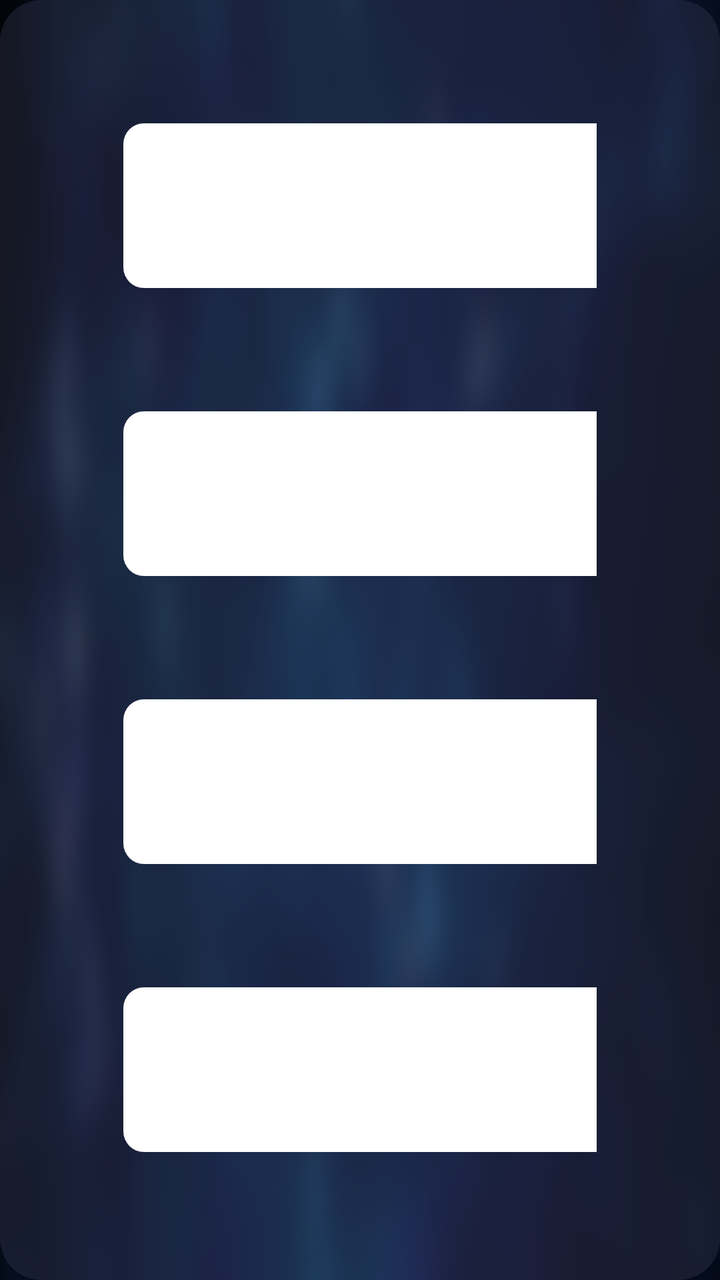
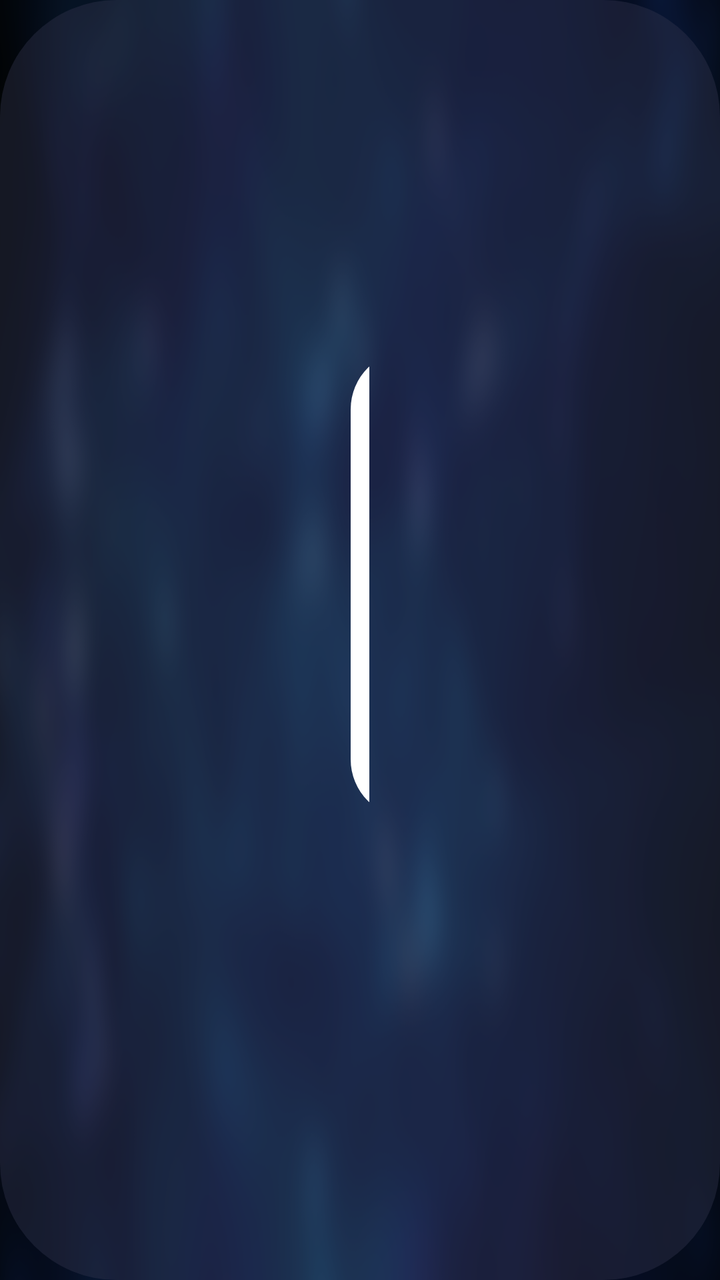

Two renders of the same Android screen: before a commit and after it. Below are the layout's source before the change and the commit's diff.
<!-- AndroidManifest.xml: application theme AppTheme.NoActionBar -->
<!-- res/layout/dialog_prase.xml -->
<?xml version="1.0" encoding="utf-8"?>
<LinearLayout xmlns:android="http://schemas.android.com/apk/res/android"
    android:layout_width="wrap_content"
    android:layout_height="wrap_content"
    android:layout_gravity="center"
    android:background="@drawable/model_dialog_bg"
    android:orientation="vertical"
    android:padding="30pt">

    <TextView
        android:id="@+id/tvPrase1"
        android:layout_width="300pt"
        android:layout_height="40pt"
        android:background="@drawable/splash_focus"
        android:focusable="true"
        android:focusableInTouchMode="true"
        android:gravity="center"
        android:text="主用"
        android:textColor="@android:color/black"
        android:textSize="18pt" />

    <TextView
        android:id="@+id/tvPrase2"
        android:layout_width="300pt"
        android:layout_height="40pt"
        android:layout_marginTop="30pt"
        android:background="@drawable/splash_focus"
        android:focusable="true"
        android:focusableInTouchMode="true"
        android:gravity="center"
        android:text="备用1"
        android:textColor="@android:color/black"
        android:textSize="18pt" />

    <TextView
        android:id="@+id/tvPrase3"
        android:layout_width="300pt"
        android:layout_height="40pt"
        android:layout_marginTop="30pt"
        android:background="@drawable/splash_focus"
        android:focusable="true"
        android:focusableInTouchMode="true"
        android:gravity="center"
        android:text="备用2"
        android:textColor="@android:color/black"
        android:textSize="18pt" />

    <TextView
        android:id="@+id/tvPrase4"
        android:layout_width="300pt"
        android:layout_height="40pt"
        android:layout_marginTop="30pt"
        android:background="@drawable/splash_focus"
        android:focusable="true"
        android:focusableInTouchMode="true"
        android:gravity="center"
        android:text="备用3"
        android:textColor="@android:color/black"
        android:textSize="18pt" />

</LinearLayout>
<!-- resources referenced by this layout -->
<resources>
  <!-- drawable model_dialog_bg (drawable) -->
  <?xml version="1.0" encoding="utf-8"?>
  <shape xmlns:android="http://schemas.android.com/apk/res/android">
      <corners android:radius="10pt"/>
      <solid android:color="@color/color_6632364E"/>
  </shape>
  <!-- drawable splash_focus (drawable) -->
  <?xml version="1.0" encoding="utf-8"?>
  <selector xmlns:android="http://schemas.android.com/apk/res/android">
      <item android:state_focused="true">
          <shape>
              <corners android:radius="5pt" />
              <solid android:color="@android:color/white" />
              <stroke android:width="2pt" android:color="@color/color_FF5F00" />
          </shape>
      </item>
      <item android:state_focused="false">
          <shape>
              <corners android:radius="5pt" />
              <solid android:color="@android:color/white" />
          </shape>
      </item>
  </selector>
  <style name="AppTheme.NoActionBar">
          <item name="android:windowActionBar">false</item>
          <item name="android:windowNoTitle">true</item>
          <item name="windowActionBar">false</item>
          <item name="android:windowFullscreen">true</item>//全屏即无通知栏
          <item name="android:windowContentOverlay">@null</item>//是否有遮盖
          <item name="windowNoTitle">true</item>
          <item name="android:keepScreenOn">true</item>
          
          <item name="android:windowBackground">@drawable/vod_thumb</item>
      </style>
  <color name="color_6632364E">#6632364E</color>
  <color name="color_FF5F00">#FF5F00</color>
  <!-- drawable vod_thumb: png bitmap (drawable-xhdpi, 198620 bytes) -->
</resources>

<!-- the commit's change to res/layout/dialog_prase.xml (unified diff, before → after) -->
@@ -5,57 +5,57 @@
     android:layout_gravity="center"
     android:background="@drawable/model_dialog_bg"
     android:orientation="vertical"
-    android:padding="30pt">
+    android:padding="30mm">
 
     <TextView
         android:id="@+id/tvPrase1"
-        android:layout_width="300pt"
-        android:layout_height="40pt"
+        android:layout_width="300mm"
+        android:layout_height="40mm"
         android:background="@drawable/splash_focus"
         android:focusable="true"
         android:focusableInTouchMode="true"
         android:gravity="center"
         android:text="主用"
         android:textColor="@android:color/black"
-        android:textSize="18pt" />
+        android:textSize="18mm" />
 
     <TextView
         android:id="@+id/tvPrase2"
-        android:layout_width="300pt"
-        android:layout_height="40pt"
-        android:layout_marginTop="30pt"
+        android:layout_width="300mm"
+        android:layout_height="40mm"
+        android:layout_marginTop="30mm"
         android:background="@drawable/splash_focus"
         android:focusable="true"
         android:focusableInTouchMode="true"
         android:gravity="center"
         android:text="备用1"
         android:textColor="@android:color/black"
-        android:textSize="18pt" />
+        android:textSize="18mm" />
 
     <TextView
         android:id="@+id/tvPrase3"
-        android:layout_width="300pt"
-        android:layout_height="40pt"
-        android:layout_marginTop="30pt"
+        android:layout_width="300mm"
+        android:layout_height="40mm"
+        android:layout_marginTop="30mm"
         android:background="@drawable/splash_focus"
         android:focusable="true"
         android:focusableInTouchMode="true"
         android:gravity="center"
         android:text="备用2"
         android:textColor="@android:color/black"
-        android:textSize="18pt" />
+        android:textSize="18mm" />
 
     <TextView
         android:id="@+id/tvPrase4"
-        android:layout_width="300pt"
-        android:layout_height="40pt"
-        android:layout_marginTop="30pt"
+        android:layout_width="300mm"
+        android:layout_height="40mm"
+        android:layout_marginTop="30mm"
         android:background="@drawable/splash_focus"
         android:focusable="true"
         android:focusableInTouchMode="true"
         android:gravity="center"
         android:text="备用3"
         android:textColor="@android:color/black"
-        android:textSize="18pt" />
+        android:textSize="18mm" />
 
 </LinearLayout>
<!-- resource entries referenced after the edit -->
@@ -3,7 +3,7 @@
   <!-- drawable model_dialog_bg (drawable) -->
   <?xml version="1.0" encoding="utf-8"?>
   <shape xmlns:android="http://schemas.android.com/apk/res/android">
-      <corners android:radius="10pt"/>
+      <corners android:radius="10mm"/>
       <solid android:color="@color/color_6632364E"/>
   </shape>
   <!-- drawable splash_focus (drawable) -->
@@ -11,14 +11,14 @@
   <selector xmlns:android="http://schemas.android.com/apk/res/android">
       <item android:state_focused="true">
           <shape>
-              <corners android:radius="5pt" />
+              <corners android:radius="5mm" />
               <solid android:color="@android:color/white" />
-              <stroke android:width="2pt" android:color="@color/color_FF5F00" />
+              <stroke android:width="2mm" android:color="@color/color_FF5F00" />
           </shape>
       </item>
       <item android:state_focused="false">
           <shape>
-              <corners android:radius="5pt" />
+              <corners android:radius="5mm" />
               <solid android:color="@android:color/white" />
           </shape>
       </item>
